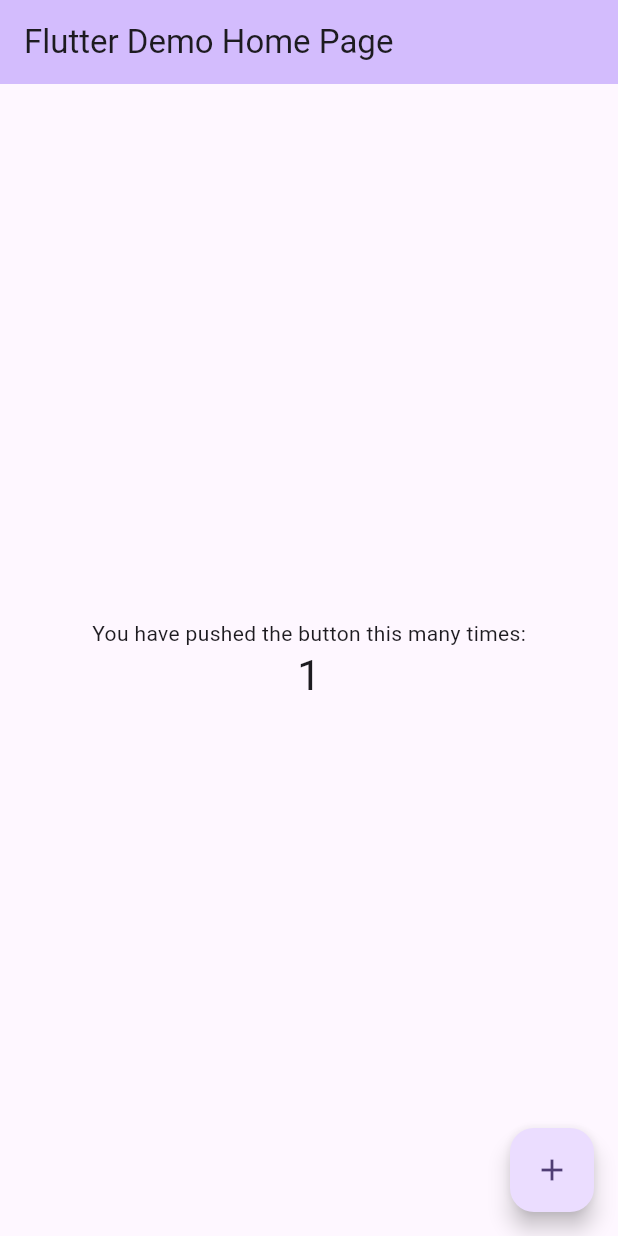
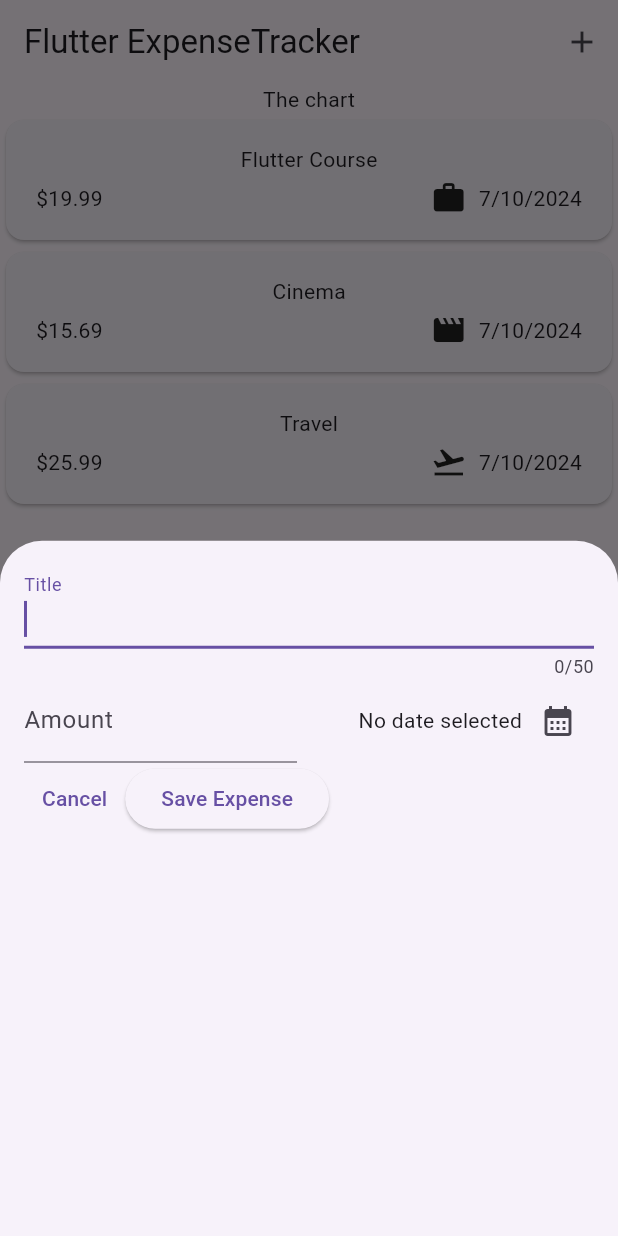
Before and after one commit to mkm-tilek/Flutter, a Flutter app: the screen it shows after launch, after a tap on the "add" icon, on a phone screen of 412 x 824 dp. Run offline on Flutter 3.47's test engine with Material 3 defaults, Android fonts, the phone set to English and light mode, and no system bars; our stand-ins replace google_fonts.

Commit message:
Section 5: lessons 97-115 (Enum, Modal, Card, Spacer, Input, DatePicker, DateFormatter, Future)

```diff
--- a/3-expensesApp/expense_tracker/lib/main.dart
+++ b/3-expensesApp/expense_tracker/lib/main.dart
@@ -1,125 +1,9 @@
 import 'package:flutter/material.dart';
+import 'package:expense_tracker/widgets/expenses.dart';
 
 void main() {
-  runApp(const MyApp());
+  runApp(MaterialApp(
+    theme: ThemeData(useMaterial3: true),
+    home: const Expenses(),
+  ));
 }
-
-class MyApp extends StatelessWidget {
-  const MyApp({super.key});
-
-  // This widget is the root of your application.
-  @override
-  Widget build(BuildContext context) {
-    return MaterialApp(
-      title: 'Flutter Demo',
-      theme: ThemeData(
-        // This is the theme of your application.
-        //
-        // TRY THIS: Try running your application with "flutter run". You'll see
-        // the application has a purple toolbar. Then, without quitting the app,
-        // try changing the seedColor in the colorScheme below to Colors.green
-        // and then invoke "hot reload" (save your changes or press the "hot
-        // reload" button in a Flutter-supported IDE, or press "r" if you used
-        // the command line to start the app).
-        //
-        // Notice that the counter didn't reset back to zero; the application
-        // state is not lost during the reload. To reset the state, use hot
-        // restart instead.
-        //
-        // This works for code too, not just values: Most code changes can be
-        // tested with just a hot reload.
-        colorScheme: ColorScheme.fromSeed(seedColor: Colors.deepPurple),
-        useMaterial3: true,
-      ),
-      home: const MyHomePage(title: 'Flutter Demo Home Page'),
-    );
-  }
-}
-
-class MyHomePage extends StatefulWidget {
-  const MyHomePage({super.key, required this.title});
-
-  // This widget is the home page of your application. It is stateful, meaning
-  // that it has a State object (defined below) that contains fields that affect
-  // how it looks.
-
-  // This class is the configuration for the state. It holds the values (in this
-  // case the title) provided by the parent (in this case the App widget) and
-  // used by the build method of the State. Fields in a Widget subclass are
-  // always marked "final".
-
-  final String title;
-
-  @override
-  State<MyHomePage> createState() => _MyHomePageState();
-}
-
-class _MyHomePageState extends State<MyHomePage> {
-  int _counter = 0;
-
-  void _incrementCounter() {
-    setState(() {
-      // This call to setState tells the Flutter framework that something has
-      // changed in this State, which causes it to rerun the build method below
-      // so that the display can reflect the updated values. If we changed
-      // _counter without calling setState(), then the build method would not be
-      // called again, and so nothing would appear to happen.
-      _counter++;
-    });
-  }
-
-  @override
-  Widget build(BuildContext context) {
-    // This method is rerun every time setState is called, for instance as done
-    // by the _incrementCounter method above.
-    //
-    // The Flutter framework has been optimized to make rerunning build methods
-    // fast, so that you can just rebuild anything that needs updating rather
-    // than having to individually change instances of widgets.
-    return Scaffold(
-      appBar: AppBar(
-        // TRY THIS: Try changing the color here to a specific color (to
-        // Colors.amber, perhaps?) and trigger a hot reload to see the AppBar
-        // change color while the other colors stay the same.
-        backgroundColor: Theme.of(context).colorScheme.inversePrimary,
-        // Here we take the value from the MyHomePage object that was created by
-        // the App.build method, and use it to set our appbar title.
-        title: Text(widget.title),
-      ),
-      body: Center(
-        // Center is a layout widget. It takes a single child and positions it
-        // in the middle of the parent.
-        child: Column(
-          // Column is also a layout widget. It takes a list of children and
-          // arranges them vertically. By default, it sizes itself to fit its
-          // children horizontally, and tries to be as tall as its parent.
-          //
-          // Column has various properties to control how it sizes itself and
-          // how it positions its children. Here we use mainAxisAlignment to
-          // center the children vertically; the main axis here is the vertical
-          // axis because Columns are vertical (the cross axis would be
-          // horizontal).
-          //
-          // TRY THIS: Invoke "debug painting" (choose the "Toggle Debug Paint"
-          // action in the IDE, or press "p" in the console), to see the
-          // wireframe for each widget.
-          mainAxisAlignment: MainAxisAlignment.center,
-          children: <Widget>[
-            const Text(
-              'You have pushed the button this many times:',
-            ),
-            Text(
-              '$_counter',
-              style: Theme.of(context).textTheme.headlineMedium,
-            ),
-          ],
-        ),
-      ),
-      floatingActionButton: FloatingActionButton(
-        onPressed: _incrementCounter,
-        tooltip: 'Increment',
-        child: const Icon(Icons.add),
-      ), // This trailing comma makes auto-formatting nicer for build methods.
-    );
-  }
-}
--- /dev/null
+++ b/3-expensesApp/expense_tracker/lib/model/expense.dart
@@ -0,0 +1,34 @@
+import 'package:uuid/uuid.dart';
+import 'package:flutter/material.dart';
+import 'package:intl/intl.dart';
+
+final formatter = DateFormat.yMd();
+const uuid = Uuid();
+
+enum Category { food, travel, leisure, work }
+
+const categoryIcons = {
+  Category.food: Icons.lunch_dining,
+  Category.travel: Icons.flight_takeoff,
+  Category.leisure: Icons.movie,
+  Category.work: Icons.work
+};
+
+class Expense {
+  Expense({
+    required this.title,
+    required this.amount,
+    required this.date,
+    required this.category,
+  }) : id = uuid.v4();
+
+  final String id;
+  final String title;
+  final double amount;
+  final DateTime date;
+  final Category category;
+
+  String get formattedDate {
+    return formatter.format(date);
+  }
+}
--- /dev/null
+++ b/3-expensesApp/expense_tracker/lib/widgets/expenses.dart
@@ -0,0 +1,66 @@
+import 'package:flutter/material.dart';
+
+import 'package:expense_tracker/widgets/expenses_list/expenses_list.dart';
+import 'package:expense_tracker/widgets/new_expense.dart';
+import 'package:expense_tracker/model/expense.dart';
+
+class Expenses extends StatefulWidget {
+  const Expenses({super.key});
+
+  @override
+  State<Expenses> createState() {
+    return _ExpensesState();
+  }
+}
+
+class _ExpensesState extends State<Expenses> {
+  final List<Expense> _registeredExpenses = [
+    Expense(
+        title: 'Flutter Course',
+        amount: 19.99,
+        date: DateTime.now(),
+        category: Category.work),
+    Expense(
+        title: 'Cinema',
+        amount: 15.69,
+        date: DateTime.now(),
+        category: Category.leisure),
+    Expense(
+        title: 'Travel',
+        amount: 25.99,
+        date: DateTime.now(),
+        category: Category.travel),
+  ];
+
+  void _openAddExpenseOverlay() {
+    showModalBottomSheet(
+      context: context,
+      builder: (ctx) => const NewExpense(),
+    );
+  }
+
+  @override
+  Widget build(BuildContext context) {
+    return Scaffold(
+      appBar: AppBar(
+        title: const Text('Flutter ExpenseTracker'),
+        actions: [
+          IconButton(
+            onPressed: _openAddExpenseOverlay,
+            icon: const Icon(Icons.add),
+          ),
+        ],
+      ),
+      body: Column(
+        children: [
+          const Text('The chart'),
+          Expanded(
+            child: ExpensesList(
+              expenses: _registeredExpenses,
+            ),
+          )
+        ],
+      ),
+    );
+  }
+}
--- /dev/null
+++ b/3-expensesApp/expense_tracker/lib/widgets/expenses_list/expense_item.dart
@@ -0,0 +1,41 @@
+import 'package:flutter/material.dart';
+import 'package:expense_tracker/model/expense.dart';
+
+class ExpenseItem extends StatelessWidget {
+  const ExpenseItem(this.expense, {super.key});
+
+  final Expense expense;
+
+  @override
+  Widget build(BuildContext context) {
+    return Card(
+      child: Padding(
+        padding: const EdgeInsets.symmetric(
+          horizontal: 20,
+          vertical: 16,
+        ),
+        child: Column(
+          children: [
+            Text(expense.title),
+            const SizedBox(
+              height: 4,
+            ),
+            Row(
+              children: [
+                Text('\$${expense.amount.toStringAsFixed(2)}'),
+                const Spacer(),
+                Row(
+                  children: [
+                    Icon(categoryIcons[expense.category]),
+                    const SizedBox(width: 8),
+                    Text(expense.formattedDate),
+                  ],
+                ),
+              ],
+            ),
+          ],
+        ),
+      ),
+    );
+  }
+}
--- /dev/null
+++ b/3-expensesApp/expense_tracker/lib/widgets/expenses_list/expenses_list.dart
@@ -0,0 +1,17 @@
+import 'package:flutter/material.dart';
+import 'package:expense_tracker/model/expense.dart';
+import 'package:expense_tracker/widgets/expenses_list/expense_item.dart';
+
+class ExpensesList extends StatelessWidget {
+  const ExpensesList({super.key, required this.expenses});
+
+  final List<Expense> expenses;
+
+  @override
+  Widget build(BuildContext context) {
+    return ListView.builder(
+      itemCount: expenses.length,
+      itemBuilder: (ctx, index) => ExpenseItem(expenses[index]),
+    );
+  }
+}
--- /dev/null
+++ b/3-expensesApp/expense_tracker/lib/widgets/new_expense.dart
@@ -0,0 +1,111 @@
+import 'package:flutter/material.dart';
+import 'package:expense_tracker/model/expense.dart';
+
+class NewExpense extends StatefulWidget {
+  const NewExpense({super.key});
+
+  @override
+  State<NewExpense> createState() {
+    return _NewExpenseState();
+  }
+}
+
+class _NewExpenseState extends State<NewExpense> {
+  final _titleController = TextEditingController();
+  final _amountController = TextEditingController();
+  DateTime? _selectedDate;
+
+  void _presentDatePicker() async {
+    final now = DateTime.now();
+    final firstDate = DateTime(now.year - 1, now.month, now.day);
+    final pickedDate = await showDatePicker(
+      context: context,
+      initialDate: now,
+      firstDate: firstDate,
+      lastDate: now,
+    );
+
+    setState(() {
+      _selectedDate = pickedDate;
+    });
+  }
+
+  @override
+  void dispose() {
+    _titleController.dispose();
+    _amountController.dispose();
+    super.dispose();
+  }
+
+  @override
+  Widget build(BuildContext context) {
+    return Padding(
+      padding: const EdgeInsets.all(16),
+      child: Column(
+        children: [
+          TextField(
+            controller: _titleController,
+            autofocus: true,
+            maxLength: 50,
+            decoration: const InputDecoration(
+              label: Text('Title'),
+            ),
+          ),
+          Row(
+            children: [
+              Expanded(
+                child: TextField(
+                  controller: _amountController,
+                  keyboardType: TextInputType.number,
+                  decoration: const InputDecoration(
+                    prefixText: '\$ ',
+                    label: Text('Amount'),
+                  ),
+                ),
+              ),
+              const SizedBox(
+                width: 16,
+              ),
+              Expanded(
+                child: Row(
+                  mainAxisAlignment: MainAxisAlignment.end,
+                  crossAxisAlignment: CrossAxisAlignment.center,
+                  children: [
+                    Text(
+                      _selectedDate == null
+                          ? 'No date selected'
+                          : formatter.format(_selectedDate!),
+                    ),
+                    IconButton(
+                      onPressed: _presentDatePicker,
+                      icon: const Icon(
+                        Icons.calendar_month,
+                      ),
+                    )
+                  ],
+                ),
+              ),
+            ],
+          ),
+          Row(
+            children: [
+              TextButton(
+                onPressed: () {
+                  Navigator.pop(context);
+                },
+                child: const Text('Cancel'),
+              ),
+              ElevatedButton(
+                onPressed: () {
+                  print(_titleController.text);
+                  print(_amountController.text);
+                },
+                child: const Text('Save Expense'),
+              )
+            ],
+          ),
+        ],
+      ),
+    );
+  }
+}
--- a/3-expensesApp/expense_tracker/pubspec.yaml
+++ b/3-expensesApp/expense_tracker/pubspec.yaml
@@ -35,6 +35,8 @@ dependencies:
   # The following adds the Cupertino Icons font to your application.
   # Use with the CupertinoIcons class for iOS style icons.
   cupertino_icons: ^1.0.6
+  uuid: ^4.4.0
+  intl: ^0.19.0
 
 dev_dependencies:
   flutter_test:
```
Also changed, not shown: 3-expensesApp/expense_tracker/pubspec.lock, 1 other file.
